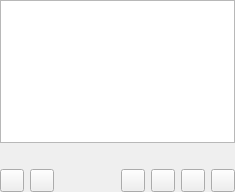
Above: lyrics/lyricspage.ui from polpo/cantata-mac before the change. Below: the same form after it.
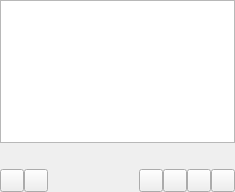
That is the form after the change. Custom widgets are drawn as their Qt base class.

Commit message: Reduce spacing of icons at bottom of window

Diff of the .ui file:
```diff
--- a/lyrics/lyricspage.ui
+++ b/lyrics/lyricspage.ui
@@ -33,6 +33,9 @@
       <property name="margin">
        <number>0</number>
       </property>
+      <property name="spacing">
+       <number>0</number>
+      </property>
       <item>
        <widget class="ToolButton" name="refreshBtn"/>
       </item>
```
The commit also changes 10 other files.
